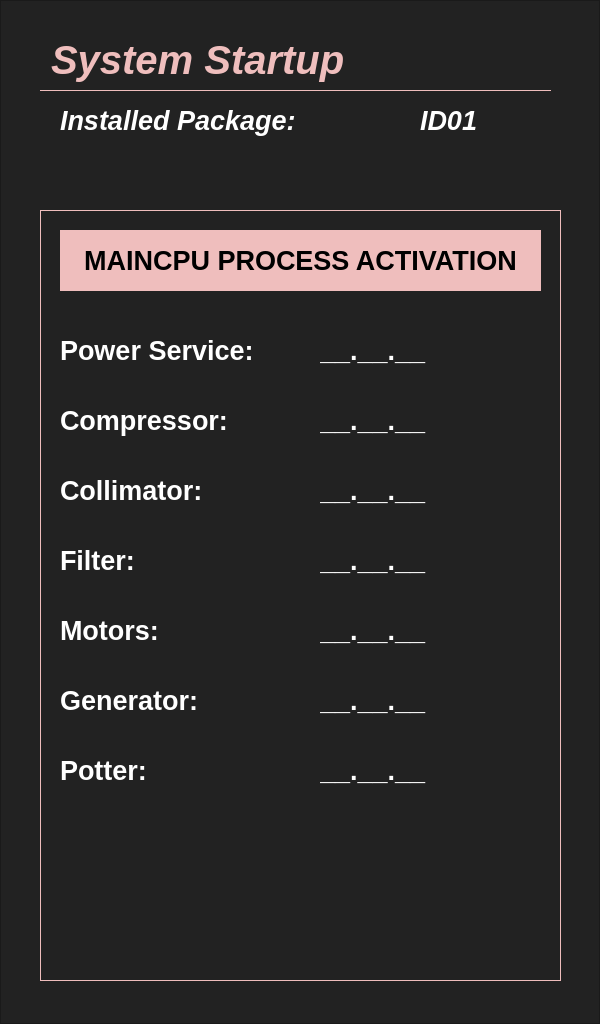
The window that SOURCE/WORKFLOWS/STARTUP/startup.ui (marcorispoli/MCPU_MASTER) describes before a commit, drawn with Qt 5.
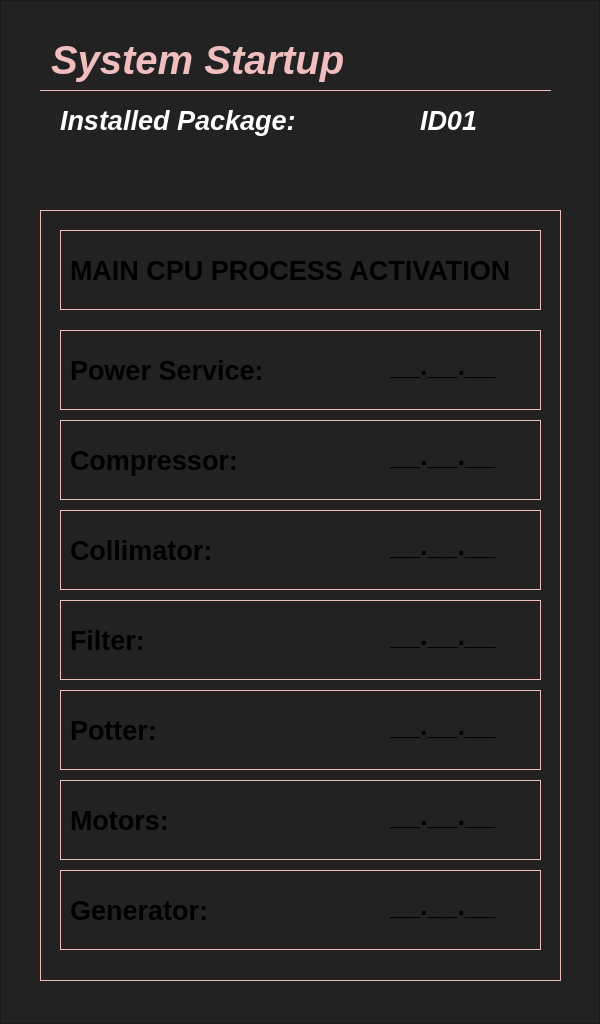
The same window after the commit. Icons and pictures are not drawn.

Commit message: Avanzamento nel processo startup

The edit to the form file:
```diff
--- a/SOURCE/WORKFLOWS/STARTUP/startup.ui
+++ b/SOURCE/WORKFLOWS/STARTUP/startup.ui
@@ -97,64 +97,43 @@
     <property name="frameShadow">
      <enum>QFrame::Raised</enum>
     </property>
-    <widget class="QLabel" name="main_process_start_frame">
+    <widget class="QFrame" name="power_service_frame">
      <property name="geometry">
       <rect>
        <x>20</x>
-       <y>20</y>
+       <y>120</y>
        <width>481</width>
-       <height>61</height>
+       <height>80</height>
       </rect>
      </property>
-     <property name="font">
-      <font>
-       <pointsize>20</pointsize>
-       <italic>false</italic>
-       <bold>true</bold>
-      </font>
+     <property name="frameShape">
+      <enum>QFrame::StyledPanel</enum>
      </property>
-     <property name="styleSheet">
-      <string notr="true">background-image: url();
-background-color: rgb(239, 190, 189);
-
-color: black;
-font: 700 normal 20pt &quot;Arial&quot;;
-border-width: 0px;
-border-style: solid;
-border-color: rgb(239, 190, 189);
-
-</string>
+     <property name="frameShadow">
+      <enum>QFrame::Raised</enum>
      </property>
-     <property name="text">
-      <string>MAINCPU PROCESS ACTIVATION</string>
-     </property>
-     <property name="alignment">
-      <set>Qt::AlignCenter</set>
-     </property>
-    </widget>
     <widget class="QLabel" name="label_3">
+      <property name="enabled">
+       <bool>true</bool>
+      </property>
      <property name="geometry">
       <rect>
-       <x>20</x>
-       <y>110</y>
+        <x>10</x>
+        <y>20</y>
        <width>251</width>
-       <height>61</height>
+        <height>41</height>
       </rect>
      </property>
      <property name="font">
       <font>
+        <family>Arial</family>
        <pointsize>20</pointsize>
        <italic>false</italic>
        <bold>true</bold>
       </font>
      </property>
      <property name="styleSheet">
-      <string notr="true">background-image: url();
-background-color: rgba(239, 190, 189,0);
-
-color: white;
-font: 700 normal 20pt &quot;Arial&quot;;
-border-width: 0px;
+       <string notr="true">border-width: 0px;
 border-style: solid;
 border-color: rgb(239, 190, 189);
 
@@ -167,29 +146,72 @@
       <set>Qt::AlignLeading|Qt::AlignLeft|Qt::AlignVCenter</set>
      </property>
     </widget>
+     <widget class="QLabel" name="power_sevice_revision">
+      <property name="geometry">
+       <rect>
+        <x>330</x>
+        <y>20</y>
+        <width>121</width>
+        <height>31</height>
+       </rect>
+      </property>
+      <property name="font">
+       <font>
+        <family>Arial</family>
+        <pointsize>20</pointsize>
+        <italic>false</italic>
+        <bold>true</bold>
+       </font>
+      </property>
+      <property name="styleSheet">
+       <string notr="true">border-width: 0px;
+border-style: solid;
+border-color: rgb(239, 190, 189);
+
+</string>
+      </property>
+      <property name="text">
+       <string notr="true">__.__.__</string>
+      </property>
+      <property name="alignment">
+       <set>Qt::AlignLeading|Qt::AlignLeft|Qt::AlignVCenter</set>
+      </property>
+     </widget>
+    </widget>
+    <widget class="QFrame" name="compressor_frame">
+     <property name="geometry">
+      <rect>
+       <x>20</x>
+       <y>210</y>
+       <width>481</width>
+       <height>80</height>
+      </rect>
+     </property>
+     <property name="frameShape">
+      <enum>QFrame::StyledPanel</enum>
+     </property>
+     <property name="frameShadow">
+      <enum>QFrame::Raised</enum>
+     </property>
     <widget class="QLabel" name="label_4">
      <property name="geometry">
       <rect>
-       <x>20</x>
-       <y>180</y>
+        <x>10</x>
+        <y>20</y>
        <width>251</width>
-       <height>61</height>
+        <height>41</height>
       </rect>
      </property>
      <property name="font">
       <font>
+        <family>Arial</family>
        <pointsize>20</pointsize>
        <italic>false</italic>
        <bold>true</bold>
       </font>
      </property>
      <property name="styleSheet">
-      <string notr="true">background-image: url();
-background-color: rgba(239, 190, 189,0);
-
-color: white;
-font: 700 normal 20pt &quot;Arial&quot;;
-border-width: 0px;
+       <string notr="true">border-width: 0px;
 border-style: solid;
 border-color: rgb(239, 190, 189);
 
@@ -202,29 +224,72 @@
       <set>Qt::AlignLeading|Qt::AlignLeft|Qt::AlignVCenter</set>
      </property>
     </widget>
+     <widget class="QLabel" name="compressor_revision">
+      <property name="geometry">
+       <rect>
+        <x>330</x>
+        <y>20</y>
+        <width>121</width>
+        <height>31</height>
+       </rect>
+      </property>
+      <property name="font">
+       <font>
+        <family>Arial</family>
+        <pointsize>20</pointsize>
+        <italic>false</italic>
+        <bold>true</bold>
+       </font>
+      </property>
+      <property name="styleSheet">
+       <string notr="true">border-width: 0px;
+border-style: solid;
+border-color: rgb(239, 190, 189);
+
+</string>
+      </property>
+      <property name="text">
+       <string notr="true">__.__.__</string>
+      </property>
+      <property name="alignment">
+       <set>Qt::AlignLeading|Qt::AlignLeft|Qt::AlignVCenter</set>
+      </property>
+     </widget>
+    </widget>
+    <widget class="QFrame" name="collimator_frame">
+     <property name="geometry">
+      <rect>
+       <x>20</x>
+       <y>300</y>
+       <width>481</width>
+       <height>80</height>
+      </rect>
+     </property>
+     <property name="frameShape">
+      <enum>QFrame::StyledPanel</enum>
+     </property>
+     <property name="frameShadow">
+      <enum>QFrame::Raised</enum>
+     </property>
     <widget class="QLabel" name="label_5">
      <property name="geometry">
       <rect>
-       <x>20</x>
-       <y>250</y>
+        <x>10</x>
+        <y>20</y>
        <width>251</width>
-       <height>61</height>
+        <height>41</height>
       </rect>
      </property>
      <property name="font">
       <font>
+        <family>Arial</family>
        <pointsize>20</pointsize>
        <italic>false</italic>
        <bold>true</bold>
       </font>
      </property>
      <property name="styleSheet">
-      <string notr="true">background-image: url();
-background-color: rgba(239, 190, 189,0);
-
-color: white;
-font: 700 normal 20pt &quot;Arial&quot;;
-border-width: 0px;
+       <string notr="true">border-width: 0px;
 border-style: solid;
 border-color: rgb(239, 190, 189);
 
@@ -237,29 +302,72 @@
       <set>Qt::AlignLeading|Qt::AlignLeft|Qt::AlignVCenter</set>
      </property>
     </widget>
+     <widget class="QLabel" name="collimator_revision">
+      <property name="geometry">
+       <rect>
+        <x>330</x>
+        <y>20</y>
+        <width>121</width>
+        <height>31</height>
+       </rect>
+      </property>
+      <property name="font">
+       <font>
+        <family>Arial</family>
+        <pointsize>20</pointsize>
+        <italic>false</italic>
+        <bold>true</bold>
+       </font>
+      </property>
+      <property name="styleSheet">
+       <string notr="true">border-width: 0px;
+border-style: solid;
+border-color: rgb(239, 190, 189);
+
+</string>
+      </property>
+      <property name="text">
+       <string notr="true">__.__.__</string>
+      </property>
+      <property name="alignment">
+       <set>Qt::AlignLeading|Qt::AlignLeft|Qt::AlignVCenter</set>
+      </property>
+     </widget>
+    </widget>
+    <widget class="QFrame" name="filter_frame">
+     <property name="geometry">
+      <rect>
+       <x>20</x>
+       <y>390</y>
+       <width>481</width>
+       <height>80</height>
+      </rect>
+     </property>
+     <property name="frameShape">
+      <enum>QFrame::StyledPanel</enum>
+     </property>
+     <property name="frameShadow">
+      <enum>QFrame::Raised</enum>
+     </property>
     <widget class="QLabel" name="label_6">
      <property name="geometry">
       <rect>
-       <x>20</x>
-       <y>320</y>
+        <x>10</x>
+        <y>20</y>
        <width>251</width>
-       <height>61</height>
+        <height>41</height>
       </rect>
      </property>
      <property name="font">
       <font>
+        <family>Arial</family>
        <pointsize>20</pointsize>
        <italic>false</italic>
        <bold>true</bold>
       </font>
      </property>
      <property name="styleSheet">
-      <string notr="true">background-image: url();
-background-color: rgba(239, 190, 189,0);
-
-color: white;
-font: 700 normal 20pt &quot;Arial&quot;;
-border-width: 0px;
+       <string notr="true">border-width: 0px;
 border-style: solid;
 border-color: rgb(239, 190, 189);
 
@@ -272,29 +380,181 @@
       <set>Qt::AlignLeading|Qt::AlignLeft|Qt::AlignVCenter</set>
      </property>
     </widget>
+     <widget class="QLabel" name="filter_revision">
+      <property name="geometry">
+       <rect>
+        <x>330</x>
+        <y>20</y>
+        <width>121</width>
+        <height>31</height>
+       </rect>
+      </property>
+      <property name="font">
+       <font>
+        <family>Arial</family>
+        <pointsize>20</pointsize>
+        <italic>false</italic>
+        <bold>true</bold>
+       </font>
+      </property>
+      <property name="styleSheet">
+       <string notr="true">border-width: 0px;
+border-style: solid;
+border-color: rgb(239, 190, 189);
+
+</string>
+      </property>
+      <property name="text">
+       <string notr="true">__.__.__</string>
+      </property>
+      <property name="alignment">
+       <set>Qt::AlignLeading|Qt::AlignLeft|Qt::AlignVCenter</set>
+      </property>
+     </widget>
+    </widget>
+    <widget class="QFrame" name="potter_frame">
+     <property name="geometry">
+      <rect>
+       <x>20</x>
+       <y>480</y>
+       <width>481</width>
+       <height>80</height>
+      </rect>
+     </property>
+     <property name="frameShape">
+      <enum>QFrame::StyledPanel</enum>
+     </property>
+     <property name="frameShadow">
+      <enum>QFrame::Raised</enum>
+     </property>
+     <widget class="QLabel" name="label_9">
+      <property name="geometry">
+       <rect>
+        <x>10</x>
+        <y>20</y>
+        <width>251</width>
+        <height>41</height>
+       </rect>
+      </property>
+      <property name="font">
+       <font>
+        <family>Arial</family>
+        <pointsize>20</pointsize>
+        <italic>false</italic>
+        <bold>true</bold>
+       </font>
+      </property>
+      <property name="styleSheet">
+       <string notr="true">border-width: 0px;
+border-style: solid;
+border-color: rgb(239, 190, 189);
+
+</string>
+      </property>
+      <property name="text">
+       <string notr="true">Potter:</string>
+      </property>
+      <property name="alignment">
+       <set>Qt::AlignLeading|Qt::AlignLeft|Qt::AlignVCenter</set>
+      </property>
+     </widget>
+     <widget class="QLabel" name="potter_revision">
+      <property name="geometry">
+       <rect>
+        <x>330</x>
+        <y>20</y>
+        <width>121</width>
+        <height>31</height>
+       </rect>
+      </property>
+      <property name="font">
+       <font>
+        <family>Arial</family>
+        <pointsize>20</pointsize>
+        <italic>false</italic>
+        <bold>true</bold>
+       </font>
+      </property>
+      <property name="styleSheet">
+       <string notr="true">border-width: 0px;
+border-style: solid;
+border-color: rgb(239, 190, 189);
+
+</string>
+      </property>
+      <property name="text">
+       <string notr="true">__.__.__</string>
+      </property>
+      <property name="alignment">
+       <set>Qt::AlignLeading|Qt::AlignLeft|Qt::AlignVCenter</set>
+      </property>
+     </widget>
+    </widget>
+    <widget class="QFrame" name="motors_frame">
+     <property name="geometry">
+      <rect>
+       <x>20</x>
+       <y>570</y>
+       <width>481</width>
+       <height>80</height>
+      </rect>
+     </property>
+     <property name="frameShape">
+      <enum>QFrame::StyledPanel</enum>
+     </property>
+     <property name="frameShadow">
+      <enum>QFrame::Raised</enum>
+     </property>
+     <widget class="QLabel" name="motors_revision">
+      <property name="geometry">
+       <rect>
+        <x>330</x>
+        <y>20</y>
+        <width>121</width>
+        <height>31</height>
+       </rect>
+      </property>
+      <property name="font">
+       <font>
+        <family>Arial</family>
+        <pointsize>20</pointsize>
+        <italic>false</italic>
+        <bold>true</bold>
+       </font>
+      </property>
+      <property name="styleSheet">
+       <string notr="true">border-width: 0px;
+border-style: solid;
+border-color: rgb(239, 190, 189);
+
+</string>
+      </property>
+      <property name="text">
+       <string notr="true">__.__.__</string>
+      </property>
+      <property name="alignment">
+       <set>Qt::AlignLeading|Qt::AlignLeft|Qt::AlignVCenter</set>
+      </property>
+     </widget>
     <widget class="QLabel" name="label_7">
      <property name="geometry">
       <rect>
-       <x>20</x>
-       <y>390</y>
+        <x>10</x>
+        <y>10</y>
        <width>251</width>
        <height>61</height>
       </rect>
      </property>
      <property name="font">
       <font>
+        <family>Arial</family>
        <pointsize>20</pointsize>
        <italic>false</italic>
        <bold>true</bold>
       </font>
      </property>
      <property name="styleSheet">
-      <string notr="true">background-image: url();
-background-color: rgba(239, 190, 189,0);
-
-color: white;
-font: 700 normal 20pt &quot;Arial&quot;;
-border-width: 0px;
+       <string notr="true">border-width: 0px;
 border-style: solid;
 border-color: rgb(239, 190, 189);
 
@@ -307,29 +567,41 @@
       <set>Qt::AlignLeading|Qt::AlignLeft|Qt::AlignVCenter</set>
      </property>
     </widget>
+    </widget>
+    <widget class="QFrame" name="generator_frame">
+     <property name="geometry">
+      <rect>
+       <x>20</x>
+       <y>660</y>
+       <width>481</width>
+       <height>80</height>
+      </rect>
+     </property>
+     <property name="frameShape">
+      <enum>QFrame::StyledPanel</enum>
+     </property>
+     <property name="frameShadow">
+      <enum>QFrame::Raised</enum>
+     </property>
     <widget class="QLabel" name="label_8">
      <property name="geometry">
       <rect>
-       <x>20</x>
-       <y>460</y>
+        <x>10</x>
+        <y>20</y>
        <width>251</width>
-       <height>61</height>
+        <height>41</height>
       </rect>
      </property>
      <property name="font">
       <font>
+        <family>Arial</family>
        <pointsize>20</pointsize>
        <italic>false</italic>
        <bold>true</bold>
       </font>
      </property>
      <property name="styleSheet">
-      <string notr="true">background-image: url();
-background-color: rgba(239, 190, 189,0);
-
-color: white;
-font: 700 normal 20pt &quot;Arial&quot;;
-border-width: 0px;
+       <string notr="true">border-width: 0px;
 border-style: solid;
 border-color: rgb(239, 190, 189);
 
@@ -342,238 +614,25 @@
       <set>Qt::AlignLeading|Qt::AlignLeft|Qt::AlignVCenter</set>
      </property>
     </widget>
-    <widget class="QLabel" name="label_9">
-     <property name="geometry">
-      <rect>
-       <x>20</x>
-       <y>530</y>
-       <width>251</width>
-       <height>61</height>
-      </rect>
-     </property>
-     <property name="font">
-      <font>
-       <pointsize>20</pointsize>
-       <italic>false</italic>
-       <bold>true</bold>
-      </font>
-     </property>
-     <property name="styleSheet">
-      <string notr="true">background-image: url();
-background-color: rgba(239, 190, 189,0);
-
-color: white;
-font: 700 normal 20pt &quot;Arial&quot;;
-border-width: 0px;
-border-style: solid;
-border-color: rgb(239, 190, 189);
-
-</string>
-     </property>
-     <property name="text">
-      <string notr="true">Potter:</string>
-     </property>
-     <property name="alignment">
-      <set>Qt::AlignLeading|Qt::AlignLeft|Qt::AlignVCenter</set>
-     </property>
-    </widget>
-    <widget class="QLabel" name="power_sevice_revision">
-     <property name="geometry">
-      <rect>
-       <x>280</x>
-       <y>120</y>
-       <width>121</width>
-       <height>41</height>
-      </rect>
-     </property>
-     <property name="font">
-      <font>
-       <pointsize>20</pointsize>
-       <italic>false</italic>
-       <bold>true</bold>
-      </font>
-     </property>
-     <property name="styleSheet">
-      <string notr="true">background-image: url();
-background-color: rgba(239, 190, 189,0);
-
-color: white;
-font: 700 normal 20pt &quot;Arial&quot;;
-border-width: 0px;
-border-style: solid;
-border-color: rgb(239, 190, 189);
-
-</string>
-     </property>
-     <property name="text">
-      <string notr="true">__.__.__</string>
-     </property>
-     <property name="alignment">
-      <set>Qt::AlignLeading|Qt::AlignLeft|Qt::AlignVCenter</set>
-     </property>
-    </widget>
-    <widget class="QLabel" name="compressor_revision">
-     <property name="geometry">
-      <rect>
-       <x>280</x>
-       <y>190</y>
-       <width>121</width>
-       <height>41</height>
-      </rect>
-     </property>
-     <property name="font">
-      <font>
-       <pointsize>20</pointsize>
-       <italic>false</italic>
-       <bold>true</bold>
-      </font>
-     </property>
-     <property name="styleSheet">
-      <string notr="true">background-image: url();
-background-color: rgba(239, 190, 189,0);
-
-color: white;
-font: 700 normal 20pt &quot;Arial&quot;;
-border-width: 0px;
-border-style: solid;
-border-color: rgb(239, 190, 189);
-
-</string>
-     </property>
-     <property name="text">
-      <string notr="true">__.__.__</string>
-     </property>
-     <property name="alignment">
-      <set>Qt::AlignLeading|Qt::AlignLeft|Qt::AlignVCenter</set>
-     </property>
-    </widget>
-    <widget class="QLabel" name="collimator_revision">
-     <property name="geometry">
-      <rect>
-       <x>280</x>
-       <y>260</y>
-       <width>121</width>
-       <height>41</height>
-      </rect>
-     </property>
-     <property name="font">
-      <font>
-       <pointsize>20</pointsize>
-       <italic>false</italic>
-       <bold>true</bold>
-      </font>
-     </property>
-     <property name="styleSheet">
-      <string notr="true">background-image: url();
-background-color: rgba(239, 190, 189,0);
-
-color: white;
-font: 700 normal 20pt &quot;Arial&quot;;
-border-width: 0px;
-border-style: solid;
-border-color: rgb(239, 190, 189);
-
-</string>
-     </property>
-     <property name="text">
-      <string notr="true">__.__.__</string>
-     </property>
-     <property name="alignment">
-      <set>Qt::AlignLeading|Qt::AlignLeft|Qt::AlignVCenter</set>
-     </property>
-    </widget>
-    <widget class="QLabel" name="filter_revision">
-     <property name="geometry">
-      <rect>
-       <x>280</x>
-       <y>330</y>
-       <width>121</width>
-       <height>41</height>
-      </rect>
-     </property>
-     <property name="font">
-      <font>
-       <pointsize>20</pointsize>
-       <italic>false</italic>
-       <bold>true</bold>
-      </font>
-     </property>
-     <property name="styleSheet">
-      <string notr="true">background-image: url();
-background-color: rgba(239, 190, 189,0);
-
-color: white;
-font: 700 normal 20pt &quot;Arial&quot;;
-border-width: 0px;
-border-style: solid;
-border-color: rgb(239, 190, 189);
-
-</string>
-     </property>
-     <property name="text">
-      <string notr="true">__.__.__</string>
-     </property>
-     <property name="alignment">
-      <set>Qt::AlignLeading|Qt::AlignLeft|Qt::AlignVCenter</set>
-     </property>
-    </widget>
-    <widget class="QLabel" name="motors_revision">
-     <property name="geometry">
-      <rect>
-       <x>280</x>
-       <y>400</y>
-       <width>121</width>
-       <height>41</height>
-      </rect>
-     </property>
-     <property name="font">
-      <font>
-       <pointsize>20</pointsize>
-       <italic>false</italic>
-       <bold>true</bold>
-      </font>
-     </property>
-     <property name="styleSheet">
-      <string notr="true">background-image: url();
-background-color: rgba(239, 190, 189,0);
-
-color: white;
-font: 700 normal 20pt &quot;Arial&quot;;
-border-width: 0px;
-border-style: solid;
-border-color: rgb(239, 190, 189);
-
-</string>
-     </property>
-     <property name="text">
-      <string notr="true">__.__.__</string>
-     </property>
-     <property name="alignment">
-      <set>Qt::AlignLeading|Qt::AlignLeft|Qt::AlignVCenter</set>
-     </property>
-    </widget>
     <widget class="QLabel" name="generator_revision">
      <property name="geometry">
       <rect>
-       <x>280</x>
-       <y>470</y>
+        <x>330</x>
+        <y>20</y>
        <width>121</width>
-       <height>41</height>
+        <height>31</height>
       </rect>
      </property>
      <property name="font">
       <font>
+        <family>Arial</family>
        <pointsize>20</pointsize>
        <italic>false</italic>
        <bold>true</bold>
       </font>
      </property>
      <property name="styleSheet">
-      <string notr="true">background-image: url();
-background-color: rgba(239, 190, 189,0);
-
-color: white;
-font: 700 normal 20pt &quot;Arial&quot;;
+       <string notr="true">
 border-width: 0px;
 border-style: solid;
 border-color: rgb(239, 190, 189);
@@ -587,40 +646,56 @@
       <set>Qt::AlignLeading|Qt::AlignLeft|Qt::AlignVCenter</set>
      </property>
     </widget>
-    <widget class="QLabel" name="potter_revision">
+    </widget>
+    <widget class="QFrame" name="main_process_start_frame">
      <property name="geometry">
       <rect>
-       <x>280</x>
-       <y>540</y>
-       <width>121</width>
+       <x>20</x>
+       <y>20</y>
+       <width>481</width>
+       <height>80</height>
+      </rect>
+     </property>
+     <property name="frameShape">
+      <enum>QFrame::StyledPanel</enum>
+     </property>
+     <property name="frameShadow">
+      <enum>QFrame::Raised</enum>
+     </property>
+     <widget class="QLabel" name="label_10">
+      <property name="enabled">
+       <bool>true</bool>
+      </property>
+      <property name="geometry">
+       <rect>
+        <x>10</x>
+        <y>20</y>
+        <width>451</width>
        <height>41</height>
       </rect>
      </property>
      <property name="font">
       <font>
+        <family>Arial</family>
        <pointsize>20</pointsize>
        <italic>false</italic>
        <bold>true</bold>
       </font>
      </property>
      <property name="styleSheet">
-      <string notr="true">background-image: url();
-background-color: rgba(239, 190, 189,0);
-
-color: white;
-font: 700 normal 20pt &quot;Arial&quot;;
-border-width: 0px;
+       <string notr="true">border-width: 0px;
 border-style: solid;
 border-color: rgb(239, 190, 189);
 
 </string>
      </property>
      <property name="text">
-      <string notr="true">__.__.__</string>
+       <string notr="true">MAIN CPU PROCESS ACTIVATION</string>
      </property>
      <property name="alignment">
       <set>Qt::AlignLeading|Qt::AlignLeft|Qt::AlignVCenter</set>
      </property>
+     </widget>
     </widget>
    </widget>
    <widget class="QLabel" name="package_label">
```
Left out of the diff: 5 changed lines with no effect on the pictures. Lines whose indentation alone changed are shown as unchanged. The commit also changes 15 other files.
